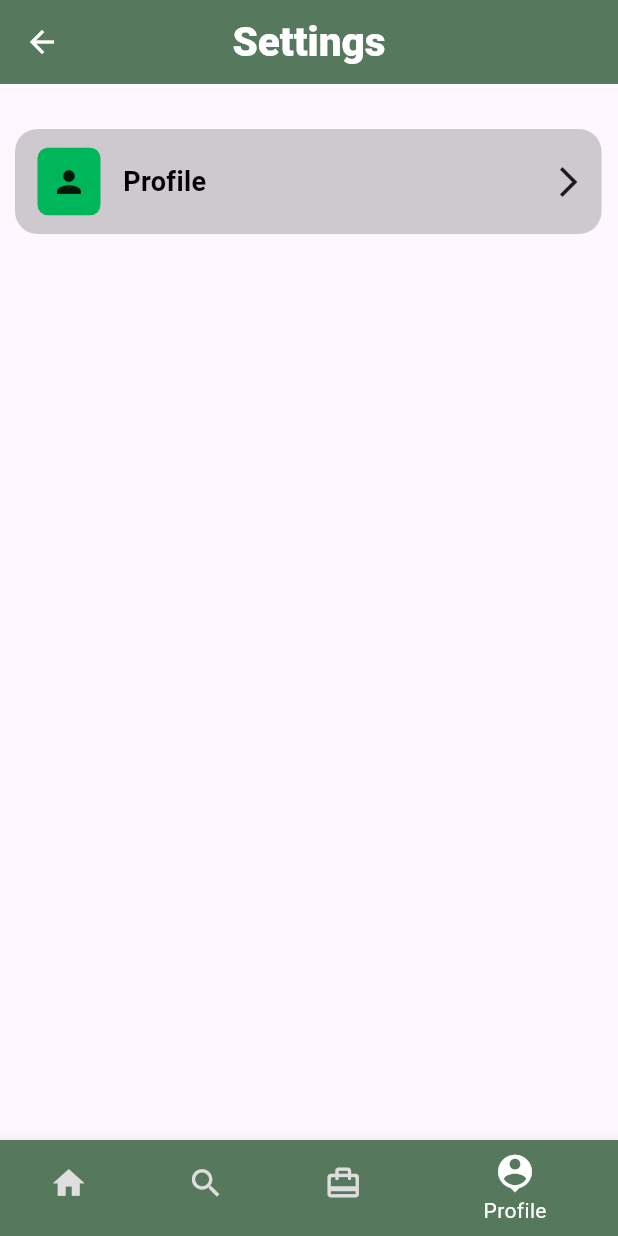
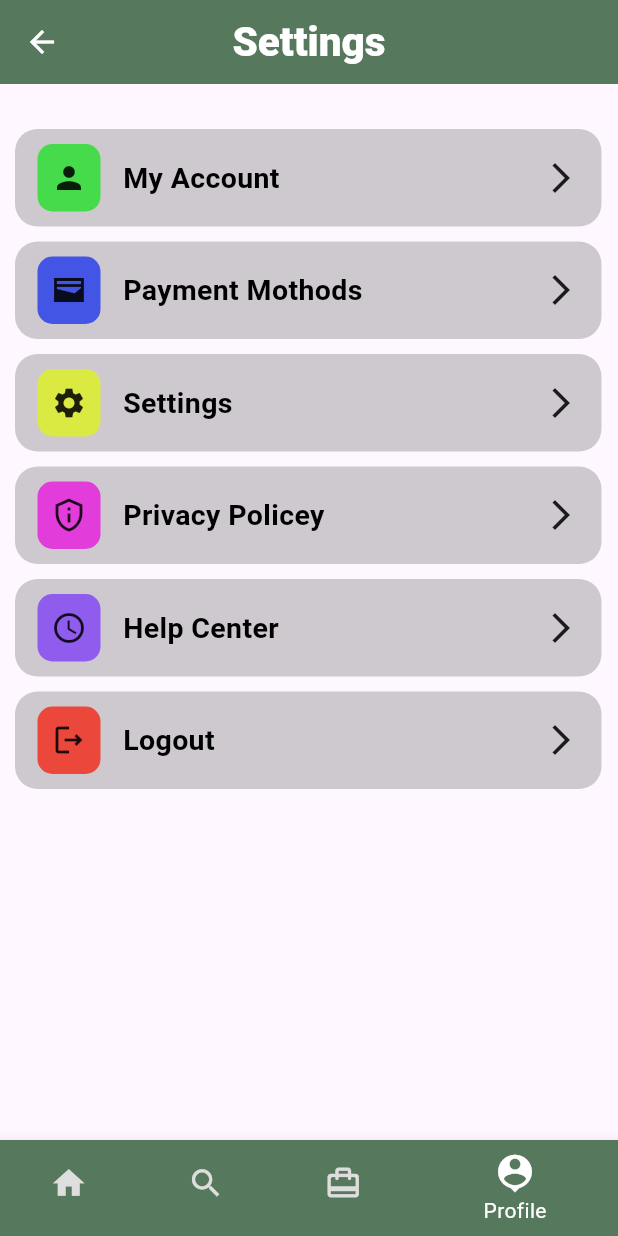
Before and after one commit to razakrazu/spent_Time_User, a Flutter app: the screen it shows once a user with an empty profile is signed in, item 4 of the bottom bar chosen, on a phone screen of 412 x 824 dp. Run offline on Flutter 3.47's test engine with Material 3 defaults, Android fonts, the phone set to English and light mode, and no system bars; our stand-ins replace cached_network_image, cloud_firestore, firebase_auth, firebase_core, fluttertoast, get and 1 more; missing offline and left inert: razorpay_flutter; accounts and stored records are empty.

Commit message:
settings ui finish

```diff
--- a/lib/view/settings/settings_screen.dart
+++ b/lib/view/settings/settings_screen.dart
@@ -2,6 +2,7 @@ import 'package:flutter/material.dart';
 import 'package:get/get.dart';
 import 'package:speat_time_user/core/color.dart';
 import 'package:speat_time_user/core/constants.dart';
+import 'package:speat_time_user/view/settings/widgets/button_widget.dart';
 import 'package:speat_time_user/view/widgets/my_text_widget.dart';
 
 class SettingsScreen extends StatelessWidget {
@@ -16,61 +17,26 @@ class SettingsScreen extends StatelessWidget {
         centerTitle: true,
         leading: IconButton(onPressed: (){
           Get.back();
-        }, icon:Icon( Icons.arrow_back,color: Colors.white,),),
+        }, icon:const Icon( Icons.arrow_back,color: Colors.white,),),
   ),
       body:
     SafeArea(child: Container(
 
 
-      child: Column(
+      child: const Column(
         children: [
-          Padding(
-            padding: const EdgeInsets.only(left: 10,right:11, top: 30 ),
-            child: Container(
-              height: 70,
-                 decoration: BoxDecoration(
+          height20,
+          SettingsButtonWidget(icon: Icon(Icons.person), btnText: 'My Account', iconBackGroundColor: Color.fromARGB(255, 70, 219, 75),),
+          SettingsButtonWidget(icon: Icon(Icons.wallet_sharp), btnText: 'Payment Mothods',iconBackGroundColor: Color.fromARGB(255, 67, 85, 229),),
+          SettingsButtonWidget(icon: Icon(Icons.settings), btnText: 'Settings',iconBackGroundColor: Color.fromARGB(255, 219, 233, 67),),
+          SettingsButtonWidget(icon: Icon(Icons.privacy_tip_outlined), btnText: 'Privacy Policey ',iconBackGroundColor:  Color.fromARGB(255, 226, 61, 218),),
 
-            borderRadius: BorderRadius.circular(15),
-
-            color: const Color.fromARGB(255, 15, 15, 15).withOpacity(0.2)
-
-                  ),
-              child: Padding(
-                padding: const EdgeInsets.only(left: 15,right:10,  ),
-                child: Row(
-                  mainAxisAlignment: MainAxisAlignment.spaceBetween,
-                  children: [
-                  Row(
-                    children: [
-                Container(
-
-                      height: 45,
-
-                      width: 42,
-
-                      decoration: BoxDecoration(
-
-                borderRadius: BorderRadius.circular(7),
-
-                color: Color.fromARGB(255, 0, 182, 91)
-
-                      ),
-
-                      child:  Icon(Icons.person),
+          SettingsButtonWidget(icon: Icon(Icons.access_time_sharp), btnText: 'Help Center',iconBackGroundColor: Color.fromARGB(255, 143, 92, 238),),
+          SettingsButtonWidget(icon: Icon(Icons.logout_outlined), btnText: 'Logout',iconBackGroundColor: Color.fromARGB(255, 235, 71, 59),)
 
 
 
-                    ),
-                    width15,
-                    MyTextWidgets(title: 'Profile', fontsize: 18, fontwidget: FontWeight.w600, fontcolor: blackColor),
 
-                    ],
-                  ),
-                  Icon(Icons.arrow_forward_ios)
-                ],),
-              ),
-            ),
-          )
         ],
       ),)),);
   }
--- /dev/null
+++ b/lib/view/settings/widgets/button_widget.dart
@@ -0,0 +1,59 @@
+import 'package:flutter/material.dart';
+import 'package:speat_time_user/core/color.dart';
+import 'package:speat_time_user/core/constants.dart';
+import 'package:speat_time_user/view/widgets/my_text_widget.dart';
+
+class SettingsButtonWidget extends StatelessWidget {
+  const SettingsButtonWidget({
+    super.key,
+    required this.icon,
+    required this.btnText,
+    this.controller, required this.iconBackGroundColor,
+  });
+  final Icon icon;
+  final String btnText;
+  final controller;
+  final Color  iconBackGroundColor;
+
+  @override
+  Widget build(BuildContext context) {
+    return Padding(
+      padding: const EdgeInsets.only(left: 10,right:11, top: 10 ),
+      child: Container(
+        height: 65,
+        decoration: BoxDecoration(
+            borderRadius: BorderRadius.circular(15),
+            color: const Color.fromARGB(255, 15, 15, 15).withOpacity(0.2)),
+        child: Padding(
+          padding: const EdgeInsets.only(
+            left: 15,
+            right: 15,
+          ),
+          child: Row(
+            mainAxisAlignment: MainAxisAlignment.spaceBetween,
+            children: [
+              Row(
+                children: [
+                  Container(
+                      height: 45,
+                      width: 42,
+                      decoration: BoxDecoration(
+                          borderRadius: BorderRadius.circular(10),
+                          color: iconBackGroundColor),
+                      child: icon),
+                  width15,
+                  MyTextWidgets(
+                      title: btnText,
+                      fontsize: 19,
+                      fontwidget: FontWeight.w700,
+                      fontcolor: blackColor),
+                ],
+              ),
+              Icon(Icons.arrow_forward_ios)
+            ],
+          ),
+        ),
+      ),
+    );
+  }
+}
```
